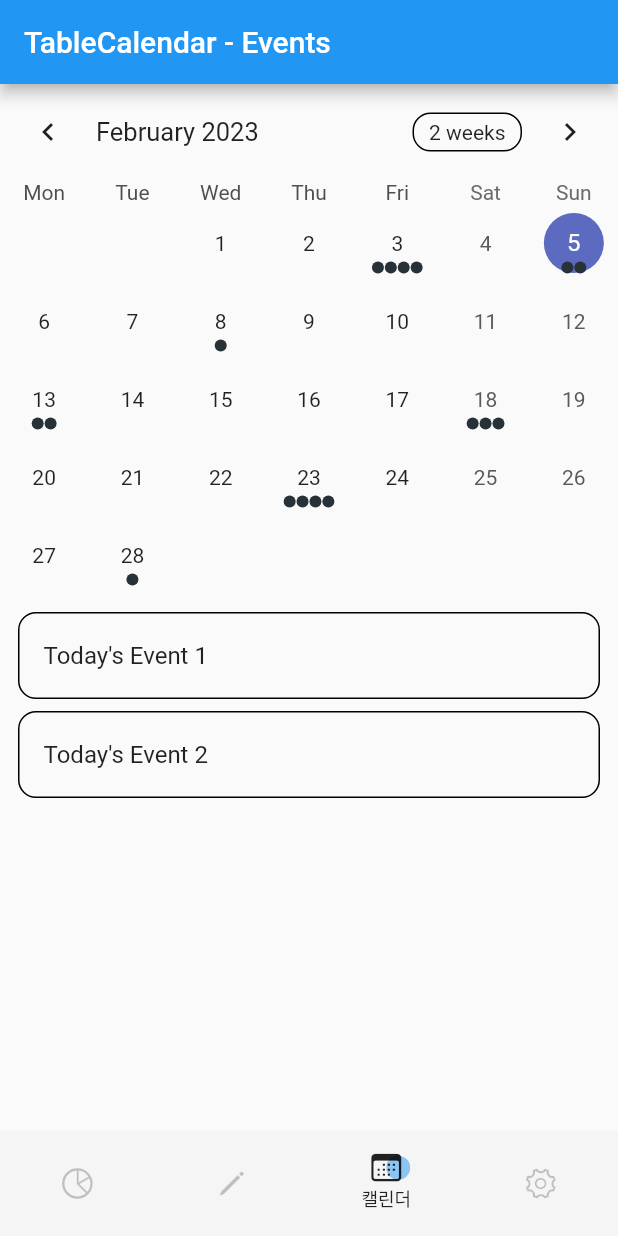
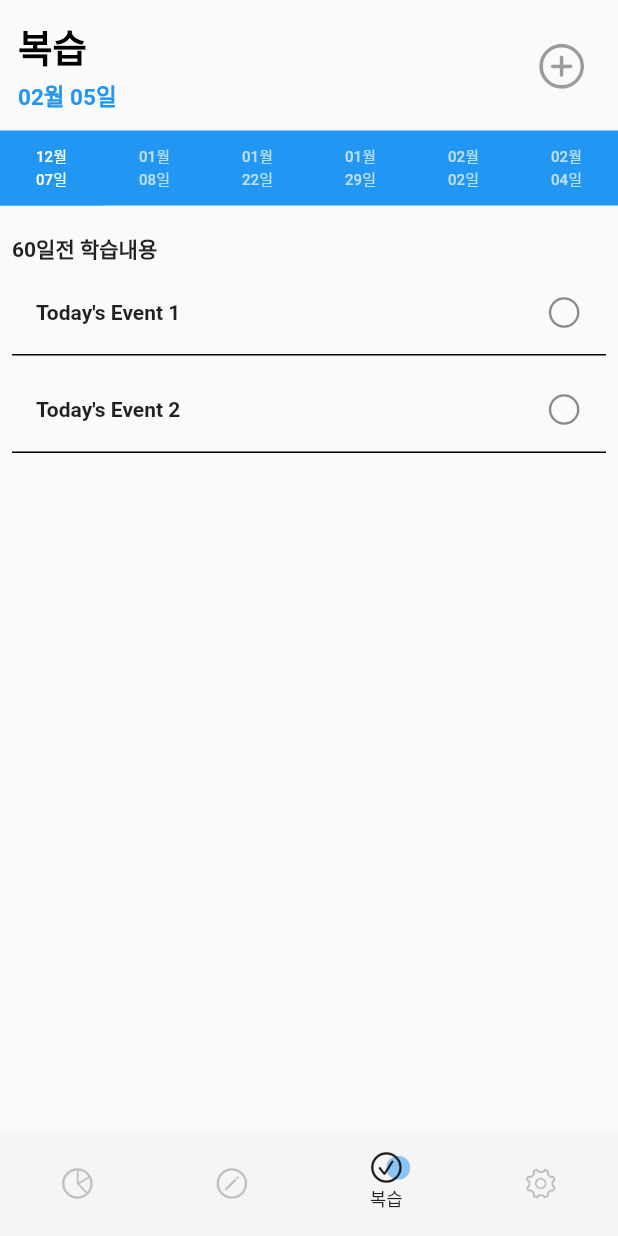
Before and after one commit to dwkim0101/univcal, a Flutter app: the screen it shows after launch, item 3 of the bottom bar chosen, on a phone screen of 412 x 824 dp. Run offline on Flutter 3.47's test engine with Material 2 defaults, Android fonts, the phone set to English and light mode, and no system bars; drawn by our look-alikes of table_calendar.

Commit message:
todo ongoing

```diff
--- a/lib/screens/calendar.dart
+++ b/lib/screens/calendar.dart
@@ -2,6 +2,7 @@
 // SPDX-License-Identifier: Apache-2.0
 
 import 'package:flutter/material.dart';
+import 'package:flutter/services.dart';
 import 'package:table_calendar/table_calendar.dart';
 
 import '../utils.dart';
@@ -10,7 +11,7 @@ class CalendarEvents extends StatefulWidget {
   const CalendarEvents({super.key});
 
   @override
-  _CalendarEventsState createState() => _CalendarEventsState();
+  State<CalendarEvents> createState() => _CalendarEventsState();
 }
 
 class _CalendarEventsState extends State<CalendarEvents> {
@@ -87,8 +88,13 @@ class _CalendarEventsState extends State<CalendarEvents> {
   @override
   Widget build(BuildContext context) {
     return Scaffold(
-      appBar: AppBar(
-        title: const Text('TableCalendar - Events'),
+      appBar: PreferredSize(
+        preferredSize: Size.zero,
+        child: AppBar(
+          elevation: 0,
+          systemOverlayStyle: SystemUiOverlayStyle.dark,
+          backgroundColor: Colors.green.withOpacity(0.0),
+        ),
       ),
       body: Column(
         children: [
--- a/lib/screens/home.dart
+++ b/lib/screens/home.dart
@@ -17,12 +17,12 @@ class _HomeState extends State<Home> with SingleTickerProviderStateMixin {
       icon: Icon(CupertinoIcons.chart_pie),
     ),
     Tab(
-      text: '학습 & 복습',
-      icon: Icon(CupertinoIcons.pencil),
+      text: '학습',
+      icon: Icon(CupertinoIcons.pencil_circle),
     ),
     Tab(
-      text: '캘린더',
-      icon: Icon(CupertinoIcons.calendar),
+      text: '복습',
+      icon: Icon(CupertinoIcons.check_mark_circled),
     ),
     Tab(
       text: '설정',
@@ -68,8 +68,8 @@ class _HomeState extends State<Home> with SingleTickerProviderStateMixin {
           controller: _tabController,
           children: const [
             TimeTable(),
-            TodoWidget(),
             CalendarEvents(),
+            StudyReminderView(),
             Icon(CupertinoIcons.gear),
           ],
           // myTabs.map((Tab tab) {
--- a/lib/screens/todo.dart
+++ b/lib/screens/todo.dart
@@ -1,28 +1,24 @@
 // Copyright 2019 Aleksander Woźniak
 // SPDX-License-Identifier: Apache-2.0
 
+import 'package:flutter/cupertino.dart';
 import 'package:flutter/material.dart';
 import 'package:flutter/services.dart';
-import 'package:table_calendar/table_calendar.dart';
+import 'package:intl/intl.dart';
 
 import '../utils.dart';
 
-class TodoWidget extends StatefulWidget {
-  const TodoWidget({super.key});
+class StudyReminderView extends StatefulWidget {
+  const StudyReminderView({super.key});
 
   @override
-  _TodoWidgetState createState() => _TodoWidgetState();
+  State<StudyReminderView> createState() => _StudyReminderViewState();
 }
 
-class _TodoWidgetState extends State<TodoWidget> {
+class _StudyReminderViewState extends State<StudyReminderView> {
   late final ValueNotifier<List<Event>> _selectedEvents;
-  final CalendarFormat _calendarFormat = CalendarFormat.week;
-  RangeSelectionMode _rangeSelectionMode = RangeSelectionMode
-      .toggledOff; // Can be toggled on/off by longpressing a date
-  DateTime _focusedDay = DateTime.now();
+  final DateTime _focusedDay = DateTime.now();
   DateTime? _selectedDay;
-  DateTime? _rangeStart;
-  DateTime? _rangeEnd;
 
   @override
   void initState() {
@@ -39,50 +35,7 @@ class _TodoWidgetState extends State<TodoWidget> {
   }
 
   List<Event> _getEventsForDay(DateTime day) {
-    // Implementation example
     return kEvents[day] ?? [];
-  }
-
-  List<Event> _getEventsForRange(DateTime start, DateTime end) {
-    // Implementation example
-    final days = daysInRange(start, end);
-
-    return [
-      for (final d in days) ..._getEventsForDay(d),
-    ];
-  }
-
-  void _onDaySelected(DateTime selectedDay, DateTime focusedDay) {
-    if (!isSameDay(_selectedDay, selectedDay)) {
-      setState(() {
-        _selectedDay = selectedDay;
-        _focusedDay = focusedDay;
-        _rangeStart = null; // Important to clean those
-        _rangeEnd = null;
-        _rangeSelectionMode = RangeSelectionMode.toggledOff;
-      });
-
-      _selectedEvents.value = _getEventsForDay(selectedDay);
-    }
-  }
-
-  void _onRangeSelected(DateTime? start, DateTime? end, DateTime focusedDay) {
-    setState(() {
-      _selectedDay = null;
-      _focusedDay = focusedDay;
-      _rangeStart = start;
-      _rangeEnd = end;
-      _rangeSelectionMode = RangeSelectionMode.toggledOn;
-    });
-
-    // `start` or `end` could be null
-    if (start != null && end != null) {
-      _selectedEvents.value = _getEventsForRange(start, end);
-    } else if (start != null) {
-      _selectedEvents.value = _getEventsForDay(start);
-    } else if (end != null) {
-      _selectedEvents.value = _getEventsForDay(end);
-    }
   }
 
   @override
@@ -96,71 +49,141 @@ class _TodoWidgetState extends State<TodoWidget> {
           backgroundColor: Colors.green.withOpacity(0.0),
         ),
       ),
-      body: Column(
+      body: Column(children: [
+        Padding(
+          padding: const EdgeInsets.all(12.0),
+          child: Row(
+            mainAxisAlignment: MainAxisAlignment.spaceBetween,
             children: [
-          TableCalendar<Event>(
-            locale: 'ko-KR',
-            firstDay: kFirstDay,
-            lastDay: kLastDay,
-            focusedDay: _focusedDay,
-            selectedDayPredicate: (day) => isSameDay(_selectedDay, day),
-            rangeStartDay: _rangeStart,
-            rangeEndDay: _rangeEnd,
-            calendarFormat: _calendarFormat,
-            rangeSelectionMode: _rangeSelectionMode,
-            eventLoader: _getEventsForDay,
-            calendarStyle: CalendarStyle(
-              selectedTextStyle: const TextStyle(color: Colors.black),
-              selectedDecoration: BoxDecoration(
-                color: Colors.transparent,
-                shape: BoxShape.circle,
-                border: Border.all(color: Colors.blue, width: 1.5),
+              Column(
+                crossAxisAlignment: CrossAxisAlignment.start,
+                children: [
+                  const Text(
+                    '복습',
+                    style: TextStyle(
+                      color: Colors.black,
+                      fontSize: 25,
+                      fontWeight: FontWeight.w900,
                     ),
-              weekendTextStyle: const TextStyle(color: Colors.grey),
-              todayDecoration: BoxDecoration(
-                color: Colors.transparent,
-                shape: BoxShape.circle,
-                border: Border.all(color: Colors.transparent, width: 1.5),
                   ),
-              isTodayHighlighted: false,
-              todayTextStyle: const TextStyle(
-                fontWeight: FontWeight.bold,
-                color: Colors.grey,
+                  const SizedBox(
+                    height: 4,
                   ),
-              markersMaxCount: 1,
-              // Use `CalendarStyle` to customize the UI
-              outsideDaysVisible: false,
+                  Text(
+                    DateFormat("MM월 dd일").format(DateTime.now()),
+                    style: const TextStyle(
+                      color: Colors.blue,
+                      fontSize: 15,
+                      fontWeight: FontWeight.w600,
                     ),
-            headerStyle: const HeaderStyle(
-              formatButtonVisible: false,
-              titleCentered: true,
                   ),
-            onDaySelected: _onDaySelected,
-            onRangeSelected: _onRangeSelected,
-            onPageChanged: (focusedDay) {
-              _focusedDay = focusedDay;
-            },
+                ],
               ),
-          const SizedBox(height: 8.0),
+              IconButton(
+                  onPressed: null,
+                  icon: const Icon(CupertinoIcons.add_circled),
+                  iconSize: 35,
+                  color: Colors.blue.withOpacity(1)),
+            ],
+          ),
+        ),
         Expanded(
-            child: ValueListenableBuilder<List<Event>>(
-              valueListenable: _selectedEvents,
+          child: DefaultTabController(
+            length: 6,
+            child: Column(
+              children: <Widget>[
+                Container(
+                  color: Colors.blue,
+                  constraints: const BoxConstraints.expand(height: 50),
+                  child: TabBar(
+                      dividerColor: Colors.black,
+                      labelStyle: const TextStyle(
+                        fontSize: 10,
+                      ),
+                      tabs: [
+                        Tab(
+                          text: DateFormat("MM월\ndd일").format(
+                              DateTime.now().add(const Duration(days: -60))),
+                        ),
+                        Tab(
+                          text: DateFormat("MM월\ndd일").format(
+                              DateTime.now().add(const Duration(days: -28))),
+                        ),
+                        Tab(
+                          text: DateFormat("MM월\ndd일").format(
+                              DateTime.now().add(const Duration(days: -14))),
+                        ),
+                        Tab(
+                          text: DateFormat("MM월\ndd일").format(
+                              DateTime.now().add(const Duration(days: -7))),
+                        ),
+                        Tab(
+                          text: DateFormat("MM월\ndd일").format(
+                              DateTime.now().add(const Duration(days: -3))),
+                        ),
+                        Tab(
+                          text: DateFormat("MM월\ndd일").format(
+                              DateTime.now().add(const Duration(days: -1))),
+                        ),
+                      ]),
+                ),
+                const SizedBox(height: 10),
+                Expanded(
+                  child: TabBarView(children: [
+                    Padding(
+                      padding: const EdgeInsets.all(8.0),
+                      child: Column(
+                        children: [
+                          Container(
+                              alignment: Alignment.topLeft,
+                              child: const Text(
+                                '60일전 학습내용',
+                                style: TextStyle(fontWeight: FontWeight.bold),
+                              )),
+                          Expanded(
+                            child: _getEventsForDay(_selectedDay!
+                                        .add(const Duration(days: 0)))
+                                    .isEmpty
+                                ? Container(
+                                    alignment: Alignment.topLeft,
+                                    child:
+                                        const Text('복습할 내용이 없습니다.'), //일정 없을 시
+                                  )
+                                : ValueListenableBuilder<List<Event>>(
+                                    valueListenable: ValueNotifier(
+                                        _getEventsForDay(_selectedDay!
+                                            .add(const Duration(days: 0)))),
                                     builder: (context, value, _) {
                                       return ListView.builder(
+                                        padding: const EdgeInsets.all(0),
                                         itemCount: value.length,
                                         itemBuilder: (context, index) {
-                    return Container(
-                      margin: const EdgeInsets.symmetric(
-                        horizontal: 12.0,
+                                          return value.isEmpty
+                                              ? const Text('asd')
+                                              : Container(
+                                                  padding:
+                                                      const EdgeInsets.all(0),
+                                                  margin: const EdgeInsets
+                                                      .symmetric(
                                                     vertical: 4.0,
                                                   ),
-                      decoration: BoxDecoration(
-                        border: Border.all(),
-                        borderRadius: BorderRadius.circular(12.0),
+                                                  decoration:
+                                                      const BoxDecoration(
+                                                    border: Border(
+                                                        bottom: BorderSide()),
                                                   ),
                                                   child: ListTile(
-                        onTap: () => print('${value[index]}'),
-                        title: Text('${value[index]}'),
+                                                    trailing: const Icon(
+                                                        CupertinoIcons.circle),
+                                                    onTap: () => print(
+                                                        '${value[index]}'),
+                                                    title: Text(
+                                                      '${value[index]}',
+                                                      style: const TextStyle(
+                                                          fontSize: 14,
+                                                          fontWeight:
+                                                              FontWeight.bold),
+                                                    ),
                                                   ),
                                                 );
                                         },
@@ -170,6 +193,29 @@ class _TodoWidgetState extends State<TodoWidget> {
                           ),
                         ],
                       ),
+                    ),
+                    Container(
+                      child: const Text("Articles Body"),
+                    ),
+                    Container(
+                      child: const Text("User Body"),
+                    ),
+                    Container(
+                      child: const Text("User Body"),
+                    ),
+                    Container(
+                      child: const Text("User Body"),
+                    ),
+                    Container(
+                      child: const Text("User Body"),
+                    ),
+                  ]),
+                )
+              ],
+            ),
+          ),
+        )
+      ]),
     );
   }
 }
```
Lines whose indentation alone changed are shown as unchanged.
